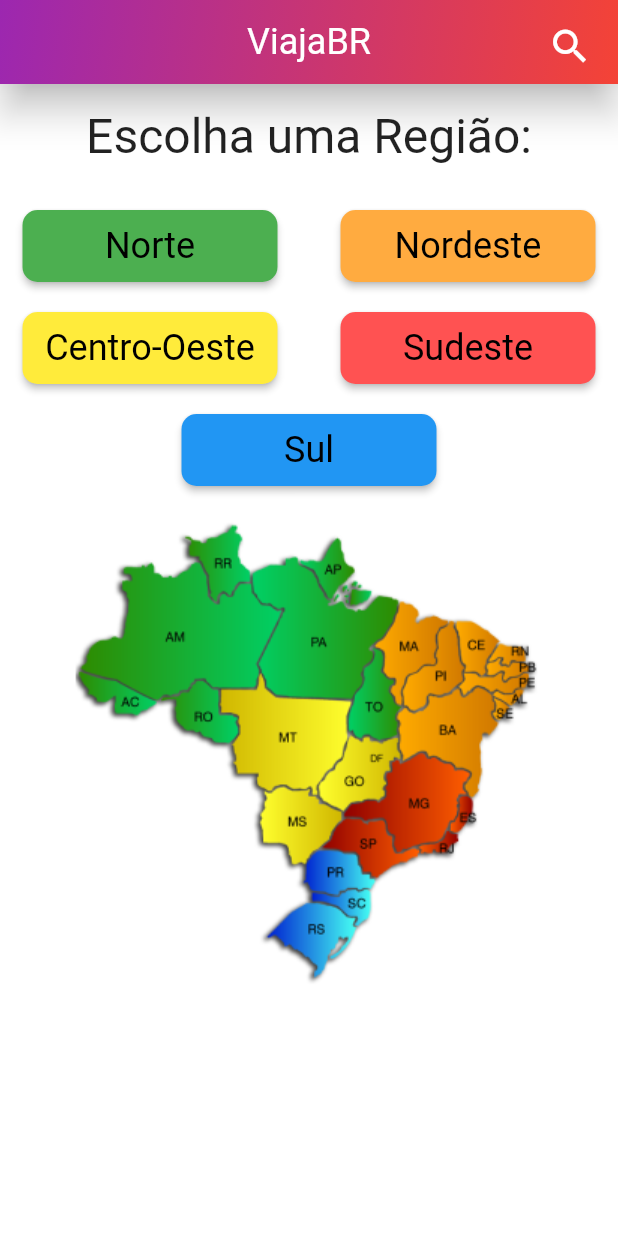
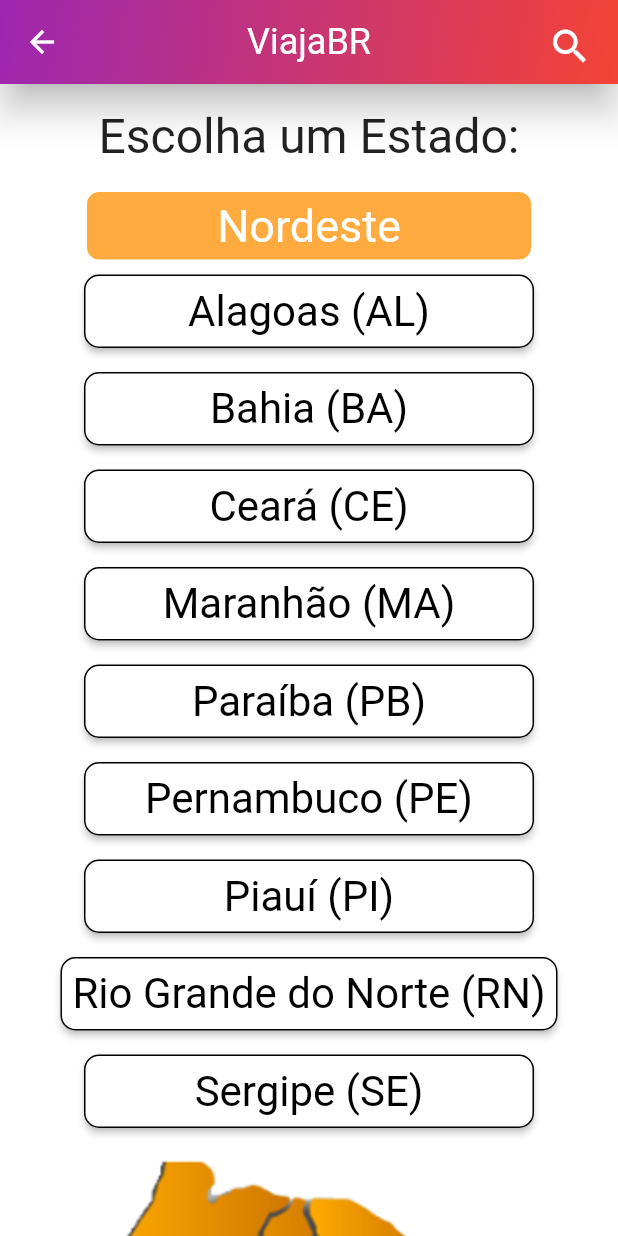
Before and after one commit to TayBatista/TCC, a Flutter app: the screen it shows after launch, after a tap on "Nordeste", on a phone screen of 412 x 824 dp. Run offline on Flutter 3.47's test engine with Material 2 defaults, Android fonts, the phone set to English and light mode, and no system bars.

Commit message:
Página Nordeste feita e outras alterações

```diff
--- a/lib/Pages/HomePage.dart
+++ b/lib/Pages/HomePage.dart
@@ -1,6 +1,7 @@
 import 'package:flutter/material.dart';
 import 'package:viajabr_tcc/Pages/NortePage.dart';
 import 'package:viajabr_tcc/components/meu_appbar.dart';
+import 'NordestePage.dart';
 
 class HomePage extends StatefulWidget {
   const HomePage({Key? key}) : super(key: key);
@@ -63,7 +64,10 @@ class _HomePageState extends State<HomePage> {
                         fontSize: 24,
                       ),
                     ),
-                    onPressed: () {},
+                    onPressed: () {
+                      Navigator.of(context).push(MaterialPageRoute(
+                          builder: (context) => NordestePage()));
+                    },
                     child: Text('Nordeste'),
                   ),
                 ],
--- a/lib/Pages/NordestePage.dart
+++ b/lib/Pages/NordestePage.dart
@@ -0,0 +1,263 @@
+import 'package:flutter/material.dart';
+import 'package:viajabr_tcc/components/meu_appbar.dart';
+
+class NordestePage extends StatefulWidget {
+  @override
+  _NordestePageState createState() => _NordestePageState();
+}
+
+class _NordestePageState extends State<NordestePage> {
+  @override
+  Widget build(BuildContext context) {
+    return Scaffold(
+      backgroundColor: Colors.white,
+      appBar: MeuAppBar(),
+      body: SingleChildScrollView(
+        child: Column(
+          mainAxisAlignment: MainAxisAlignment.center,
+          children: [
+            Padding(
+              padding: const EdgeInsets.all(16.0),
+              child: Center(
+                child: Text(
+                  'Escolha um Estado:',
+                  style: TextStyle(fontSize: 32),
+                ),
+              ),
+            ),
+            Center(
+              child: Container(
+                padding: EdgeInsets.all(5.0),
+                width: 300,
+                decoration: BoxDecoration(
+                  borderRadius: BorderRadius.circular(10),
+                  color: Colors.orangeAccent,
+                  border: Border.all(
+                    color: Colors.white,
+                    width: 2,
+                  ),
+                ),
+                child: Center(
+                  child: Text(
+                    "Nordeste",
+                    style: TextStyle(
+                      fontSize: 30,
+                      color: Colors.white,
+                    ),
+                  ),
+                ),
+              ),
+            ),
+            Padding(
+              padding: const EdgeInsets.all(8.0),
+              child: Center(
+                child: ElevatedButton(
+                  style: ElevatedButton.styleFrom(
+                    padding: EdgeInsets.all(8.0),
+                    minimumSize: Size(300, 20),
+                    primary: Colors.white,
+                    onPrimary: Colors.black,
+                    shape: RoundedRectangleBorder(
+                      borderRadius: BorderRadius.circular(10),
+                      side: BorderSide(color: Colors.black),
+                    ),
+                    textStyle: TextStyle(
+                      fontSize: 28,
+                    ),
+                  ),
+                  onPressed: () {},
+                  child: Text('Alagoas (AL)'),
+                ),
+              ),
+            ),
+            Padding(
+              padding: const EdgeInsets.all(8.0),
+              child: Center(
+                child: ElevatedButton(
+                  style: ElevatedButton.styleFrom(
+                    padding: EdgeInsets.all(8.0),
+                    minimumSize: Size(300, 20),
+                    primary: Colors.white,
+                    onPrimary: Colors.black,
+                    shape: RoundedRectangleBorder(
+                      borderRadius: BorderRadius.circular(10),
+                      side: BorderSide(color: Colors.black),
+                    ),
+                    textStyle: TextStyle(
+                      fontSize: 28,
+                    ),
+                  ),
+                  onPressed: () {},
+                  child: Text('Bahia (BA)'),
+                ),
+              ),
+            ),
+            Padding(
+              padding: const EdgeInsets.all(8.0),
+              child: Center(
+                child: ElevatedButton(
+                  style: ElevatedButton.styleFrom(
+                    padding: EdgeInsets.all(8.0),
+                    minimumSize: Size(300, 20),
+                    primary: Colors.white,
+                    onPrimary: Colors.black,
+                    shape: RoundedRectangleBorder(
+                      borderRadius: BorderRadius.circular(10),
+                      side: BorderSide(color: Colors.black),
+                    ),
+                    textStyle: TextStyle(
+                      fontSize: 28,
+                    ),
+                  ),
+                  onPressed: () {},
+                  child: Text('Ceará (CE)'),
+                ),
+              ),
+            ),
+            Padding(
+              padding: const EdgeInsets.all(8.0),
+              child: Center(
+                child: ElevatedButton(
+                  style: ElevatedButton.styleFrom(
+                    padding: EdgeInsets.all(8.0),
+                    minimumSize: Size(300, 20),
+                    primary: Colors.white,
+                    onPrimary: Colors.black,
+                    shape: RoundedRectangleBorder(
+                      borderRadius: BorderRadius.circular(10),
+                      side: BorderSide(color: Colors.black),
+                    ),
+                    textStyle: TextStyle(
+                      fontSize: 28,
+                    ),
+                  ),
+                  onPressed: () {},
+                  child: Text('Maranhão (MA)'),
+                ),
+              ),
+            ),
+            Padding(
+              padding: const EdgeInsets.all(8.0),
+              child: Center(
+                child: ElevatedButton(
+                  style: ElevatedButton.styleFrom(
+                    padding: EdgeInsets.all(8.0),
+                    minimumSize: Size(300, 20),
+                    primary: Colors.white,
+                    onPrimary: Colors.black,
+                    shape: RoundedRectangleBorder(
+                      borderRadius: BorderRadius.circular(10),
+                      side: BorderSide(color: Colors.black),
+                    ),
+                    textStyle: TextStyle(
+                      fontSize: 28,
+                    ),
+                  ),
+                  onPressed: () {},
+                  child: Text('Paraíba (PB)'),
+                ),
+              ),
+            ),
+            Padding(
+              padding: const EdgeInsets.all(8.0),
+              child: Center(
+                child: ElevatedButton(
+                  style: ElevatedButton.styleFrom(
+                    padding: EdgeInsets.all(8.0),
+                    minimumSize: Size(300, 20),
+                    primary: Colors.white,
+                    onPrimary: Colors.black,
+                    shape: RoundedRectangleBorder(
+                      borderRadius: BorderRadius.circular(10),
+                      side: BorderSide(color: Colors.black),
+                    ),
+                    textStyle: TextStyle(
+                      fontSize: 28,
+                    ),
+                  ),
+                  onPressed: () {},
+                  child: Text('Pernambuco (PE)'),
+                ),
+              ),
+            ),
+            Padding(
+              padding: const EdgeInsets.all(8.0),
+              child: Center(
+                child: ElevatedButton(
+                  style: ElevatedButton.styleFrom(
+                    padding: EdgeInsets.all(8.0),
+                    minimumSize: Size(300, 20),
+                    primary: Colors.white,
+                    onPrimary: Colors.black,
+                    shape: RoundedRectangleBorder(
+                      borderRadius: BorderRadius.circular(10),
+                      side: BorderSide(color: Colors.black),
+                    ),
+                    textStyle: TextStyle(
+                      fontSize: 28,
+                    ),
+                  ),
+                  onPressed: () {},
+                  child: Text('Piauí (PI)'),
+                ),
+              ),
+            ),
+            Padding(
+              padding: const EdgeInsets.all(8.0),
+              child: Center(
+                child: ElevatedButton(
+                  style: ElevatedButton.styleFrom(
+                    padding: EdgeInsets.all(8.0),
+                    minimumSize: Size(300, 20),
+                    primary: Colors.white,
+                    onPrimary: Colors.black,
+                    shape: RoundedRectangleBorder(
+                      borderRadius: BorderRadius.circular(10),
+                      side: BorderSide(color: Colors.black),
+                    ),
+                    textStyle: TextStyle(
+                      fontSize: 28,
+                    ),
+                  ),
+                  onPressed: () {},
+                  child: Text('Rio Grande do Norte (RN)'),
+                ),
+              ),
+            ),
+            Padding(
+              padding: const EdgeInsets.all(8.0),
+              child: Center(
+                child: ElevatedButton(
+                  style: ElevatedButton.styleFrom(
+                    padding: EdgeInsets.all(8.0),
+                    minimumSize: Size(300, 20),
+                    primary: Colors.white,
+                    onPrimary: Colors.black,
+                    shape: RoundedRectangleBorder(
+                      borderRadius: BorderRadius.circular(10),
+                      side: BorderSide(color: Colors.black),
+                    ),
+                    textStyle: TextStyle(
+                      fontSize: 28,
+                    ),
+                  ),
+                  onPressed: () {},
+                  child: Text('Sergipe (SE)'),
+                ),
+              ),
+            ),
+            Padding(
+              padding: EdgeInsets.fromLTRB(15.0, 10.0, 15.0, 10.0),
+              child: Row(
+                mainAxisAlignment: MainAxisAlignment.center,
+                children: [
+                  Image.asset('assets/images/nordeste.png'),
+                ],
+              ),
+            )
+          ],
+        ),
+      ),
+    );
+  }
+}
--- a/lib/Pages/NortePage.dart
+++ b/lib/Pages/NortePage.dart
@@ -180,6 +180,15 @@ class _NortePageState extends State<NortePage> {
                 ),
               ),
             ),
+            Padding(
+              padding: EdgeInsets.fromLTRB(15.0, 10.0, 15.0, 10.0),
+              child: Row(
+                mainAxisAlignment: MainAxisAlignment.center,
+                children: [
+                  Image.asset('assets/images/norte.png'),
+                ],
+              ),
+            )
           ],
         ),
       ),
--- a/pubspec.yaml
+++ b/pubspec.yaml
@@ -56,5 +56,6 @@ flutter:
   uses-material-design: true
   assets:
 
-    - assets/images/viajabr.jpeg
     - assets/images/brasil2.png
+    - assets/images/norte.png
+    - assets/images/nordeste.png
```
